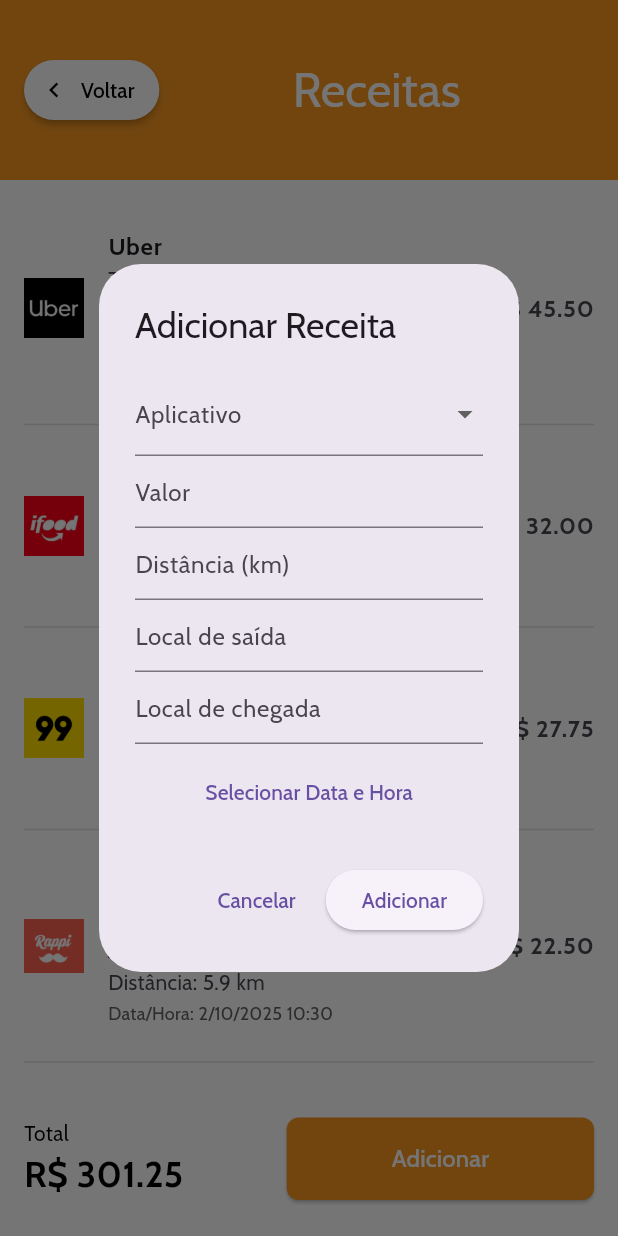
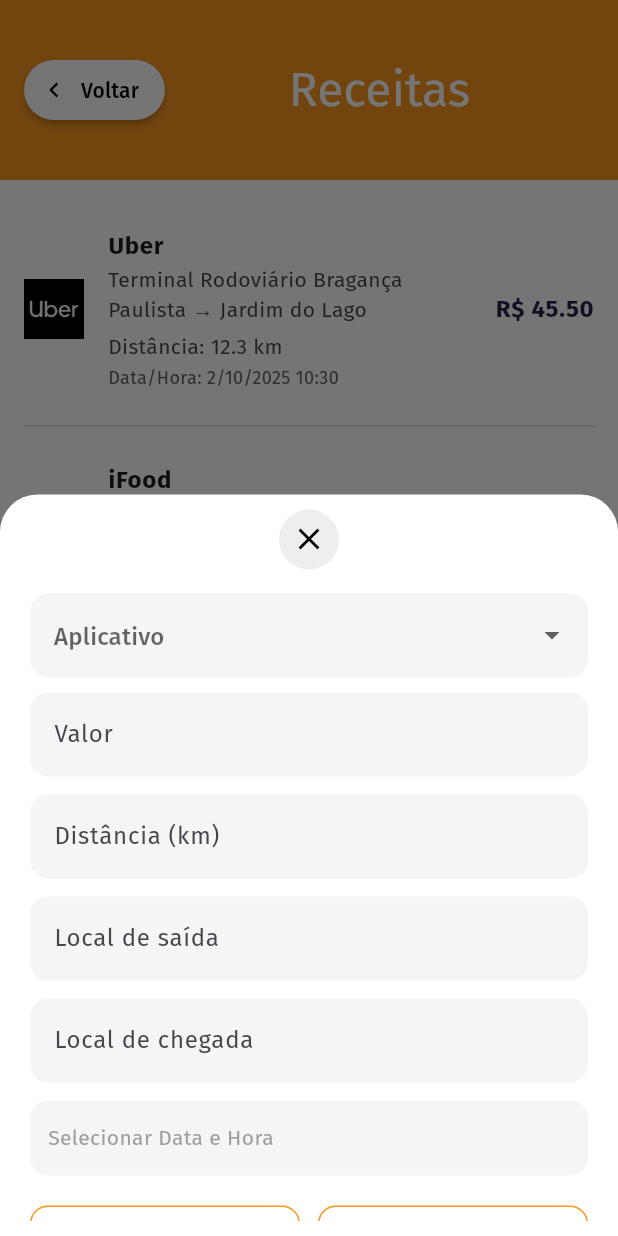
Before and after one commit to marcio-brener/ride_buddy_flutter, a Flutter app: the ReceitasScreen screen opened directly, after a tap on "Adicionar", on a phone screen of 412 x 824 dp. Run offline on Flutter 3.47's test engine with Material 3 defaults, Android fonts, the phone set to English and light mode, and no system bars; our stand-ins replace google_fonts.

Commit message:
Fix ReceitaModal: add entries correctly and keep modal scoped

```diff
--- a/lib/main.dart
+++ b/lib/main.dart
@@ -13,7 +13,7 @@
   Widget build(BuildContext context) {
     return MaterialApp(
       title: 'Ride Buddy',
-      theme: ThemeData(textTheme: GoogleFonts.cabinTextTheme()),
+      theme: ThemeData(textTheme: GoogleFonts.firaSansTextTheme()),
       home: LoginScreen(),
     );
   }
--- a/lib/screens/despesas_screen.dart
+++ b/lib/screens/despesas_screen.dart
@@ -1,5 +1,4 @@
 import 'package:flutter/material.dart';
-import 'package:intl/intl.dart';
 import 'package:ride_buddy_flutter/widgets/button_navigation.dart';
 import 'package:ride_buddy_flutter/widgets/despesa_list_item.dart';
 import 'package:ride_buddy_flutter/widgets/despesas_modal.dart';
--- a/lib/screens/receitas_screen.dart
+++ b/lib/screens/receitas_screen.dart
@@ -91,37 +91,19 @@
       _receitas.fold(0, (sum, item) => sum + (item['value'] as double));
 
   void _addReceita(BuildContext rootContext) {
-    String? appSelecionado;
-    String value = '';
-    String distancia = '';
-    String localSaida = '';
-    String localEntrada = '';
-    DateTime? dataHora;
-
-    final List<String> _apps = [
-      "Uber",
-      "99",
-      "iFood",
-      "Frete",
-      "Rappi",
-      "InDrive",
-      "VRDrive",
-    ];
-
-    showDialog(
+    showModalBottomSheet(
       context: context,
+      isScrollControlled: true,
+      backgroundColor: Colors.transparent,
       builder: (context) {
-        return StatefulBuilder(
-          builder: (context, setStateDialog) {
-            return ReceitaDialog(
-              apps: _apps,
-              onAdd: (receita) {
-                setState(() {
-                  _receitas.add(receita);
-                });
-              },
-            );
+        return ReceitaModal(
+          apps: ["Uber", "99", "iFood", "Frete", "Rappi", "InDrive", "VRDrive"],
+          onAdd: (data) {
+            setState(() {
+              _receitas.add(data);
+            });
           },
+          rootContext: context,
         );
       },
     );
--- a/lib/widgets/despesa_list_item.dart
+++ b/lib/widgets/despesa_list_item.dart
@@ -10,12 +10,22 @@
   Widget build(BuildContext context) {
     return ListTile(
       contentPadding: EdgeInsets.symmetric(vertical: 8),
-      title: Text(item['categoria']),
+      title: Text(
+        item['categoria'],
+        style: TextStyle(fontWeight: FontWeight.bold),
+      ),
       subtitle: Text(
         'Data: ${DateFormat('dd/MM/yyyy').format(item['data'])}\n'
         'Forma: ${item['formaPagamento']}${item['observacoes'].isNotEmpty ? "\nObs: ${item['observacoes']}" : ""}',
       ),
-      trailing: Text('R\$ ${item['valor'].toStringAsFixed(2)}'),
+      trailing: Text(
+        'R\$ ${item['valor'].toStringAsFixed(2)}',
+        style: TextStyle(
+          fontSize: 16,
+          fontWeight: FontWeight.bold,
+          color: Color(0xFF27214D),
+        ),
+      ),
     );
   }
 }
--- a/lib/widgets/despesas_modal.dart
+++ b/lib/widgets/despesas_modal.dart
@@ -45,7 +45,7 @@
         color: Colors.white,
         borderRadius: const BorderRadius.vertical(top: Radius.circular(25)),
       ),
-      padding: const EdgeInsets.symmetric(horizontal: 20, vertical: 16),
+      padding: const EdgeInsets.symmetric(horizontal: 20, vertical: 10),
       child: SingleChildScrollView(
         child: Column(
           children: [
--- a/lib/widgets/receita_list_item.dart
+++ b/lib/widgets/receita_list_item.dart
@@ -41,7 +41,11 @@
       ),
       trailing: Text(
         'R\$ ${item['value'].toStringAsFixed(2)}',
-        style: const TextStyle(fontWeight: FontWeight.bold, fontSize: 16),
+        style: const TextStyle(
+          fontWeight: FontWeight.bold,
+          fontSize: 16,
+          color: Color(0xFF27214D),
+        ),
       ),
     );
   }
--- a/lib/widgets/receita_modal.dart
+++ b/lib/widgets/receita_modal.dart
@@ -1,16 +1,23 @@
 import 'package:flutter/material.dart';
+import 'package:intl/intl.dart';
 
-class ReceitaDialog extends StatefulWidget {
+class ReceitaModal extends StatefulWidget {
   final List<String> apps;
   final Function(Map<String, dynamic>) onAdd;
+  final BuildContext rootContext;
 
-  const ReceitaDialog({super.key, required this.apps, required this.onAdd});
+  const ReceitaModal({
+    super.key,
+    required this.apps,
+    required this.onAdd,
+    required this.rootContext,
+  });
 
   @override
-  State<ReceitaDialog> createState() => _ReceitaDialogState();
+  State<ReceitaModal> createState() => _ReceitaModalState();
 }
 
-class _ReceitaDialogState extends State<ReceitaDialog> {
+class _ReceitaModalState extends State<ReceitaModal> {
   String? appSelecionado;
   String value = "";
   String distancia = "";
@@ -20,50 +27,127 @@
 
   @override
   Widget build(BuildContext context) {
-    return AlertDialog(
-      title: const Text('Adicionar Receita'),
-      content: SingleChildScrollView(
+    return Container(
+      height: MediaQuery.of(widget.rootContext).size.height * 0.6,
+      decoration: const BoxDecoration(
+        color: Colors.white,
+        borderRadius: BorderRadius.vertical(top: Radius.circular(25)),
+      ),
+      padding: const EdgeInsets.symmetric(horizontal: 20, vertical: 10),
+      child: SingleChildScrollView(
         child: Column(
-          mainAxisSize: MainAxisSize.min,
           children: [
+            /// Botão de fechar
+            Align(
+              alignment: Alignment.topCenter,
+              child: GestureDetector(
+                onTap: () => Navigator.pop(context),
+                child: Container(
+                  width: 40,
+                  height: 40,
+                  decoration: BoxDecoration(
+                    color: Colors.grey.shade200,
+                    shape: BoxShape.circle,
+                  ),
+                  child: const Icon(Icons.close, color: Colors.black),
+                ),
+              ),
+            ),
+            const SizedBox(height: 16),
+
+            /// Aplicativo
             DropdownButtonFormField<String>(
-              decoration: const InputDecoration(labelText: "Aplicativo"),
               value: appSelecionado,
+              decoration: InputDecoration(
+                hintText: 'Aplicativo',
+                filled: true,
+                fillColor: Colors.grey.shade100,
+                border: OutlineInputBorder(
+                  borderRadius: BorderRadius.circular(12),
+                  borderSide: BorderSide.none,
+                ),
+              ),
               items: widget.apps
                   .map((app) => DropdownMenuItem(value: app, child: Text(app)))
                   .toList(),
               onChanged: (val) => setState(() => appSelecionado = val),
             ),
+            const SizedBox(height: 10),
+
+            /// Valor
             TextField(
-              decoration: const InputDecoration(hintText: 'Valor'),
+              decoration: InputDecoration(
+                hintText: 'Valor',
+                filled: true,
+                fillColor: Colors.grey.shade100,
+                border: OutlineInputBorder(
+                  borderRadius: BorderRadius.circular(12),
+                  borderSide: BorderSide.none,
+                ),
+              ),
               keyboardType: TextInputType.number,
               onChanged: (val) => value = val,
             ),
+            const SizedBox(height: 12),
+
+            /// Distância
             TextField(
-              decoration: const InputDecoration(hintText: 'Distância (km)'),
+              decoration: InputDecoration(
+                hintText: 'Distância (km)',
+                filled: true,
+                fillColor: Colors.grey.shade100,
+                border: OutlineInputBorder(
+                  borderRadius: BorderRadius.circular(12),
+                  borderSide: BorderSide.none,
+                ),
+              ),
               keyboardType: TextInputType.number,
               onChanged: (val) => distancia = val,
             ),
+            const SizedBox(height: 12),
+
+            /// Local de saída
             TextField(
-              decoration: const InputDecoration(hintText: 'Local de saída'),
+              decoration: InputDecoration(
+                hintText: 'Local de saída',
+                filled: true,
+                fillColor: Colors.grey.shade100,
+                border: OutlineInputBorder(
+                  borderRadius: BorderRadius.circular(12),
+                  borderSide: BorderSide.none,
+                ),
+              ),
               onChanged: (val) => localSaida = val,
             ),
+            const SizedBox(height: 12),
+
+            /// Local de chegada
             TextField(
-              decoration: const InputDecoration(hintText: 'Local de chegada'),
+              decoration: InputDecoration(
+                hintText: 'Local de chegada',
+                filled: true,
+                fillColor: Colors.grey.shade100,
+                border: OutlineInputBorder(
+                  borderRadius: BorderRadius.circular(12),
+                  borderSide: BorderSide.none,
+                ),
+              ),
               onChanged: (val) => localEntrada = val,
             ),
-            const SizedBox(height: 8),
-            TextButton(
-              onPressed: () async {
+            const SizedBox(height: 12),
+
+            /// Data e hora
+            GestureDetector(
+              onTap: () async {
                 final DateTime? pickedDate = await showDatePicker(
-                  context: context,
+                  context: widget.rootContext,
                   initialDate: DateTime.now(),
                   firstDate: DateTime(2020),
                   lastDate: DateTime(2100),
                 );
                 if (pickedDate != null) {
                   final TimeOfDay? pickedTime = await showTimePicker(
-                    context: context,
+                    context: widget.rootContext,
                     initialTime: TimeOfDay.now(),
                   );
                   if (pickedTime != null) {
@@ -79,43 +163,102 @@
                   }
                 }
               },
+              child: Container(
+                height: 50,
+                padding: const EdgeInsets.symmetric(horizontal: 12),
+                alignment: Alignment.centerLeft,
+                decoration: BoxDecoration(
+                  color: Colors.grey.shade100,
+                  borderRadius: BorderRadius.circular(12),
+                ),
                 child: Text(
-                dataHora == null
-                    ? 'Selecionar Data e Hora'
-                    : '${dataHora!.day}/${dataHora!.month}/${dataHora!.year} '
-                          '${dataHora!.hour.toString().padLeft(2, '0')}:'
-                          '${dataHora!.minute.toString().padLeft(2, '0')}',
+                  dataHora != null
+                      ? DateFormat('dd/MM/yyyy HH:mm').format(dataHora!)
+                      : 'Selecionar Data e Hora',
+                  style: TextStyle(
+                    color: dataHora != null ? Colors.black : Colors.grey,
                   ),
                 ),
-          ],
               ),
             ),
-      actions: [
-        TextButton(
+            const SizedBox(height: 20),
+
+            /// Botões
+            Row(
+              children: [
+                Expanded(
+                  child: OutlinedButton(
                     onPressed: () => Navigator.pop(context),
-          child: const Text('Cancelar'),
+                    style: OutlinedButton.styleFrom(
+                      side: const BorderSide(
+                        color: Color.fromARGB(255, 248, 151, 33),
                       ),
-        ElevatedButton(
+                      shape: RoundedRectangleBorder(
+                        borderRadius: BorderRadius.circular(12),
+                      ),
+                      padding: const EdgeInsets.symmetric(vertical: 14),
+                    ),
+                    child: const Text(
+                      'Cancelar',
+                      style: TextStyle(
+                        color: Color.fromARGB(255, 248, 151, 33),
+                      ),
+                    ),
+                  ),
+                ),
+                const SizedBox(width: 12),
+                Expanded(
+                  child: ElevatedButton(
                     onPressed: () {
                       if (appSelecionado != null &&
                           value.isNotEmpty &&
                           distancia.isNotEmpty &&
                           localSaida.isNotEmpty &&
-                localEntrada.isNotEmpty) {
+                          localEntrada.isNotEmpty &&
+                          dataHora != null) {
                         widget.onAdd({
                           'app': appSelecionado,
                           'value': double.tryParse(value) ?? 0,
                           'distancia': double.tryParse(distancia) ?? 0,
                           'localSaida': localSaida,
                           'localEntrada': localEntrada,
-                'dataHora': dataHora ?? DateTime.now(),
+                          'dataHora': dataHora!,
                         });
                         Navigator.pop(context);
+                      } else {
+                        ScaffoldMessenger.of(widget.rootContext).showSnackBar(
+                          const SnackBar(
+                            content: Text(
+                              'Por favor, preencha todos os campos obrigatórios.',
+                            ),
+                            duration: Duration(seconds: 2),
+                          ),
+                        );
                       }
                     },
-          child: const Text('Adicionar'),
+                    style: ElevatedButton.styleFrom(
+                      shape: RoundedRectangleBorder(
+                        side: const BorderSide(
+                          color: Color.fromARGB(255, 248, 151, 33),
+                        ),
+                        borderRadius: BorderRadius.circular(12),
+                      ),
+                      backgroundColor: Colors.white,
+                      padding: const EdgeInsets.symmetric(vertical: 14),
+                    ),
+                    child: const Text(
+                      'Adicionar',
+                      style: TextStyle(
+                        color: Color.fromARGB(255, 248, 151, 33),
+                      ),
+                    ),
+                  ),
                 ),
               ],
+            ),
+          ],
+        ),
+      ),
     );
   }
 }
```
Lines whose indentation alone changed are shown as unchanged.
